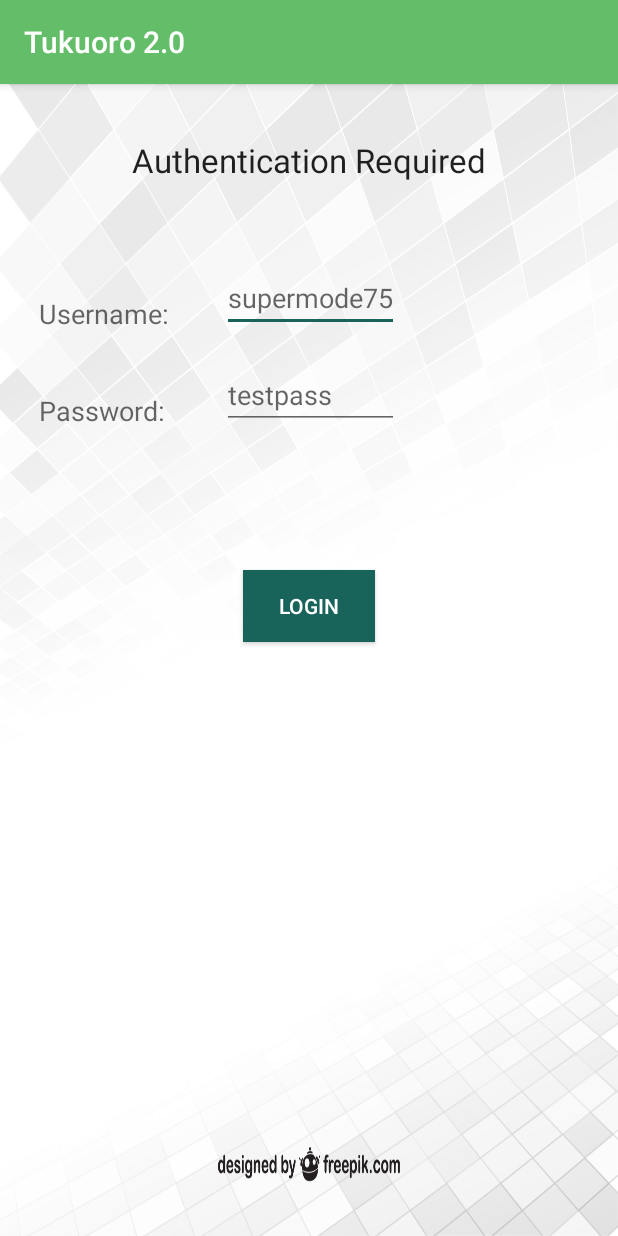
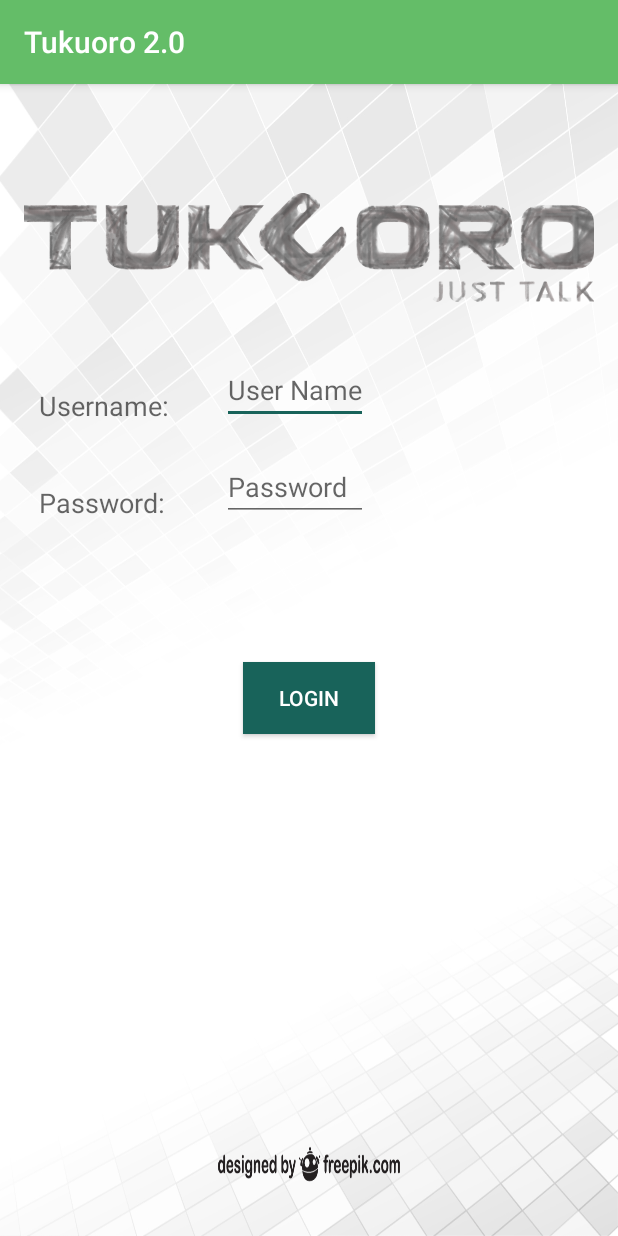
Before and after one commit to avigailab/finalProject, an Android app: the screen it shows after launch (LoginActivity), on a phone screen of 412 x 824 dp. Run offline under Robolectric (Android 15) with nearby library versions, the phone set to English and light mode, and no system bars.

Commit message:
fix login view

```diff
--- a/app/src/main/res/layout/activity_login.xml
+++ b/app/src/main/res/layout/activity_login.xml
@@ -10,23 +10,20 @@
     android:background="@drawable/bg"
     tools:context="com.example.avigail.lastproject.LoginActivity">
 
-    <TextView
-        android:id="@+id/textView1"
+
+    <ImageView
         android:layout_width="wrap_content"
         android:layout_height="wrap_content"
+        android:id="@+id/imageView"
         android:layout_alignParentTop="true"
         android:layout_centerHorizontal="true"
-        android:layout_marginTop="20dp"
-        android:text="Authentication Required"
-        android:textAppearance="?android:attr/textAppearanceLarge" />
-
+        android:src="@drawable/logo"/>
     <TextView
         android:id="@+id/textView2"
         android:layout_width="wrap_content"
         android:layout_height="wrap_content"
         android:layout_alignParentLeft="true"
-        android:layout_below="@+id/textView1"
-        android:layout_marginTop="75dp"
+        android:layout_below="@+id/imageView"
         android:layout_marginLeft="10dp"
         android:text="Username:"
         android:textAppearance="?android:attr/textAppearanceMedium" />
@@ -38,7 +35,7 @@
         android:layout_alignBottom="@+id/textView2"
         android:layout_marginLeft="35dp"
         android:layout_toRightOf="@+id/textView2"
-        android:hint="supermode75" >
+        android:hint="User Name" >
         <requestFocus />
     </EditText>
 
@@ -59,7 +56,7 @@
         android:layout_alignBottom="@+id/textView3"
         android:layout_alignLeft="@+id/usernameET"
         android:layout_alignRight="@+id/usernameET"
-        android:hint="testpass"
+        android:hint="Password"
         android:inputType="textPassword" />
 
     <TextView
```
